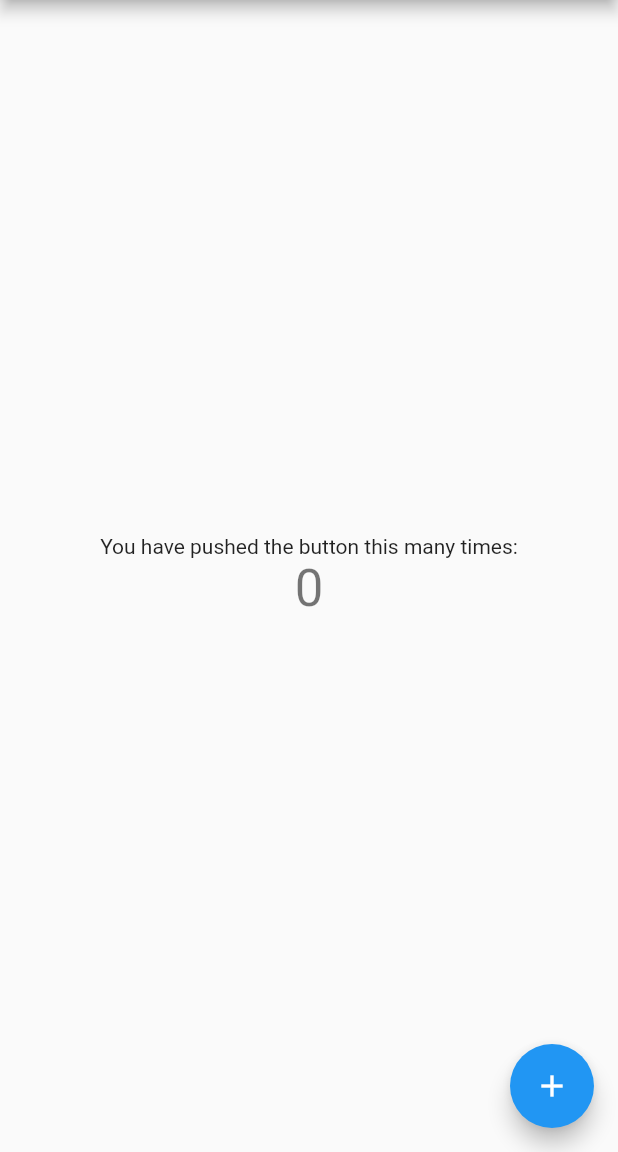
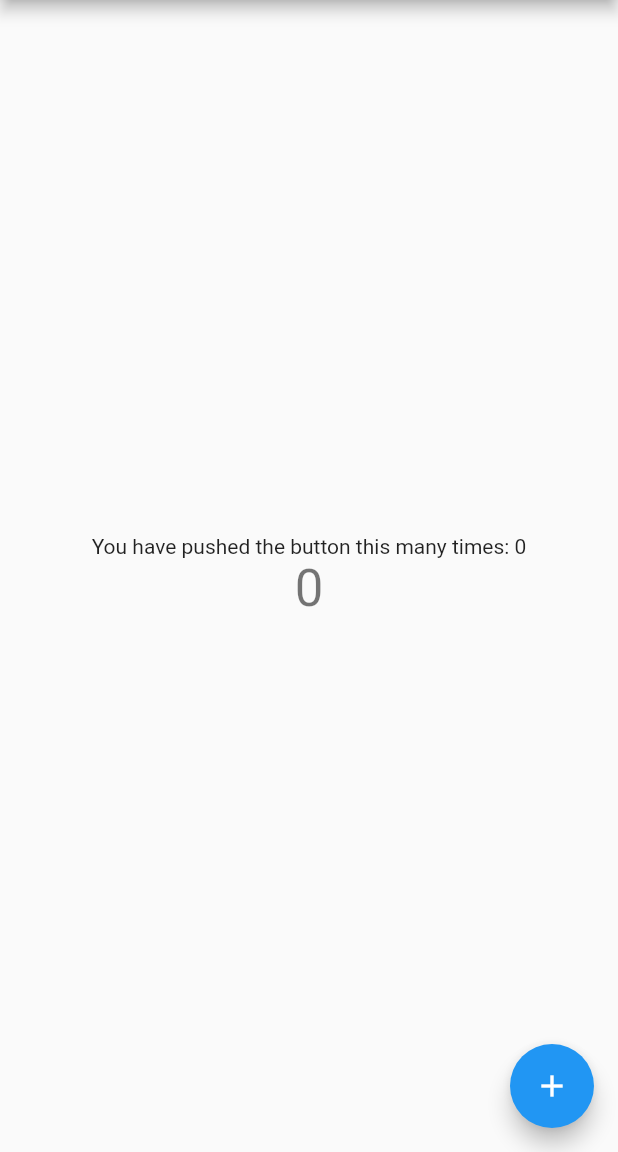
Before and after one commit to brolek/weatherly_flutter, a Flutter app: the screen it shows after launch, on a phone screen of 412 x 824 dp, the part 84-1236 px from its top. Run offline on Flutter 3.47's test engine with Material 2 defaults, Android fonts, the phone set to English and light mode, and no system bars.

```diff
--- /dev/null
+++ b/lib/l10n/intl_en_US.arb
@@ -0,0 +1,4 @@
+{
+  "@@locale": "en_US",
+  "button_pushed_count": "You have pushed the button this many times: {value}"
+}
--- /dev/null
+++ b/lib/l10n/intl_pl_PL.arb
@@ -0,0 +1,4 @@
+{
+  "@@locale": "pl_PL",
+  "button_pushed_count": "Wcisnąłeś przycisk aż tyle razy: {value}"
+}
--- a/lib/main.dart
+++ b/lib/main.dart
@@ -1,4 +1,7 @@
 import 'package:flutter/material.dart';
+import 'package:flutter_localizations/flutter_localizations.dart';
+
+import 'generated/l10n.dart';
 
 void main() {
   runApp(MyApp());
@@ -10,6 +13,13 @@ class MyApp extends StatelessWidget {
   Widget build(BuildContext context) {
     return MaterialApp(
       title: 'Flutter Demo',
+      localizationsDelegates: [
+        S.delegate,
+        GlobalMaterialLocalizations.delegate,
+        GlobalWidgetsLocalizations.delegate,
+        GlobalCupertinoLocalizations.delegate,
+      ],
+      supportedLocales: S.delegate.supportedLocales,
       theme: ThemeData(
         // This is the theme of your application.
         //
@@ -97,9 +107,7 @@ class _MyHomePageState extends State<MyHomePage> {
           // horizontal).
           mainAxisAlignment: MainAxisAlignment.center,
           children: <Widget>[
-            Text(
-              'You have pushed the button this many times:',
-            ),
+            Text(S.of(context).button_pushed_count(_counter)),
             Text(
               '$_counter',
               style: Theme.of(context).textTheme.headline4,
```
Also changed, not shown: pubspec.yaml (+8 -0 lines), lib/generated/intl/messages_all.dart (added), lib/generated/intl/messages_en_US.dart (added), lib/generated/intl/messages_pl_PL.dart (added), lib/generated/l10n.dart (added), 1 other file.
